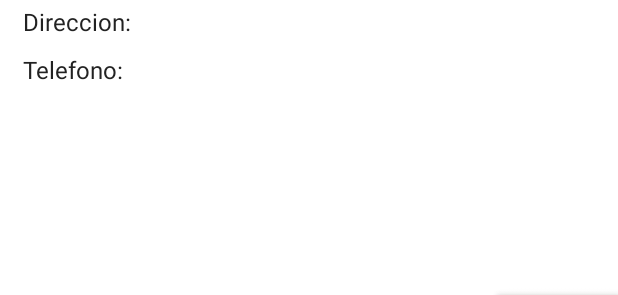
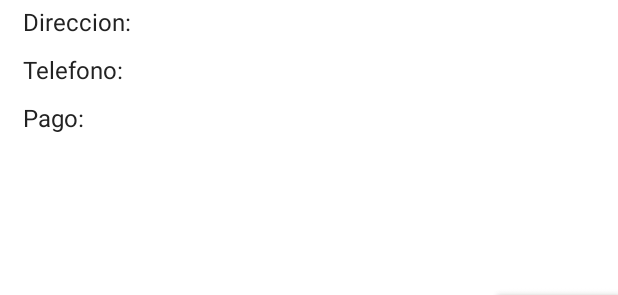
Before and after one commit to AllfadirCorrea/LogisticaALTBA, an Android app: the layout activity_entregar_pedidos.xml on its own in the app's theme, with its tools: preview values and no code run, on a phone screen of 412 x 824 dp. Shown: the part 773-1068 px from the top of the screen. Run offline under Robolectric (Android 15) with nearby library versions, the phone set to English and light mode, and no system bars; plain views replace CodeScannerView.

Commit message:
Cambio en el dashboard para ajustarse a pantallas menores de 5.5inc

```diff
--- a/app/build.gradle
+++ b/app/build.gradle
@@ -11,8 +11,8 @@ android {
         applicationId "com.altba.logisticaaltba"
         minSdkVersion 23
         targetSdkVersion 30
-        versionCode 1
-        versionName "1.0"
+        versionCode 4
+        versionName "1.011"
 
         testInstrumentationRunner "androidx.test.runner.AndroidJUnitRunner"
     }
--- a/app/src/main/java/com/altba/logisticaaltba/MainActivity.kt
+++ b/app/src/main/java/com/altba/logisticaaltba/MainActivity.kt
@@ -45,7 +45,7 @@ class MainActivity : AppCompatActivity() {
                 progressDialog!!.show()
                 val jsonObject = JSONObject()
                 jsonObject.put("task", task)
-                jsonObject.put("user", txtUsuario.text.toString())
+                jsonObject.put("user", txtUsuario.text.toString().trim())
                 jsonObject.put("pass", txtPasswer.text.toString())
                 val jsonObjectRequest = JsonObjectRequest(Request.Method.POST, URL, jsonObject,
                     { response ->
--- a/app/src/main/res/layout/activity_dashboard.xml
+++ b/app/src/main/res/layout/activity_dashboard.xml
@@ -11,12 +11,13 @@
         android:paddingBottom="50dp">
 
     <ImageView
-            android:layout_width="match_parent" android:layout_height="280dp"
+            android:layout_width="match_parent" android:layout_height="180dp"
             app:srcCompat="@drawable/logotipo_altba_negro" android:id="@+id/imageView"
-            android:layout_marginTop="20dp" android:layout_marginBottom="60dp"
+            android:layout_marginTop="20dp" android:layout_marginBottom="40dp"
             android:layout_marginStart="15dp" android:layout_marginEnd="15dp"
             android:paddingTop="40dp" android:paddingBottom="40dp"/>
 
+    <ScrollView android:layout_width="wrap_content" android:layout_height="wrap_content">
         <Button android:layout_width="match_parent" android:layout_height="wrap_content"
                 android:id="@+id/recibir" android:text="Recibir pedido"
                 android:backgroundTint="@color/YellowOrange" android:onClick="recibirPedido"
@@ -32,5 +33,6 @@
                 app:icon="@drawable/logistica" app:iconGravity="top"
                 app:iconTint="@color/white" app:iconSize="80sp"
                 android:layout_marginStart="25dp" android:layout_marginEnd="25dp"/>
+    </ScrollView>
 
 </LinearLayout>
--- a/app/src/main/res/layout/activity_entregar_pedidos.xml
+++ b/app/src/main/res/layout/activity_entregar_pedidos.xml
@@ -43,6 +43,10 @@
                       android:text="@string/tel" android:id="@+id/txtTelefono"
                       android:textColor="@color/blackVariant" android:layout_marginBottom="10dp"
                       android:layout_marginStart="15dp" android:textSize="16sp"/>
+            <TextView android:layout_width="wrap_content" android:layout_height="wrap_content"
+                      android:text="@string/pago" android:id="@+id/txtPago"
+                      android:textColor="@color/blackVariant" android:layout_marginBottom="10dp"
+                      android:layout_marginStart="15dp" android:textSize="16sp"/>
             <Button android:layout_width="match_parent" android:layout_height="wrap_content"
                     android:text="@string/confirmar" android:backgroundTint="@color/YellowOrange"
                     android:textColor="@color/white" android:layout_margin="25dp"
--- a/app/src/main/res/values/strings.xml
+++ b/app/src/main/res/values/strings.xml
@@ -5,6 +5,7 @@
     <string name="producto">Producto: </string>
     <string name="direccion">Direccion: </string>
     <string name="tel">Telefono: </string>
+    <string name="pago">Pago: </string>
     <string name="confirmar">Confirmar</string>
     <string name="notFound">No se encontro el codigo proporcionado</string>
 </resources>
```
Also changed, not shown: app/src/main/java/com/altba/logisticaaltba/EntregarPedidosAct.kt (+9 -4 lines). Lines whose indentation alone changed are shown as unchanged.
